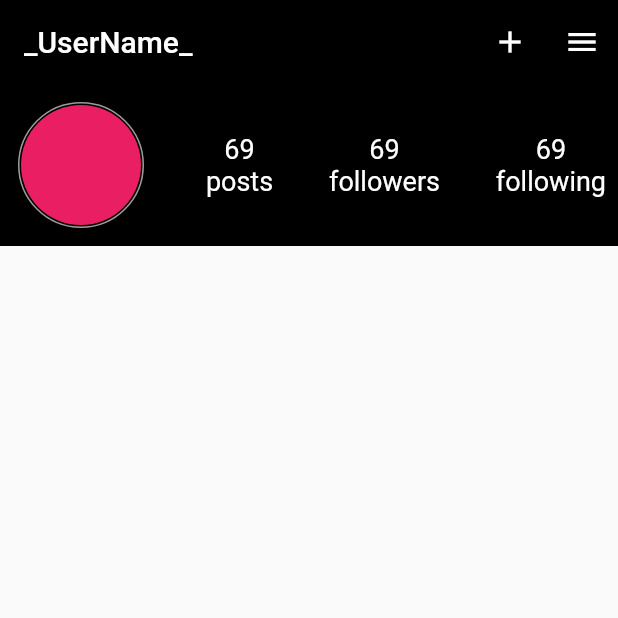
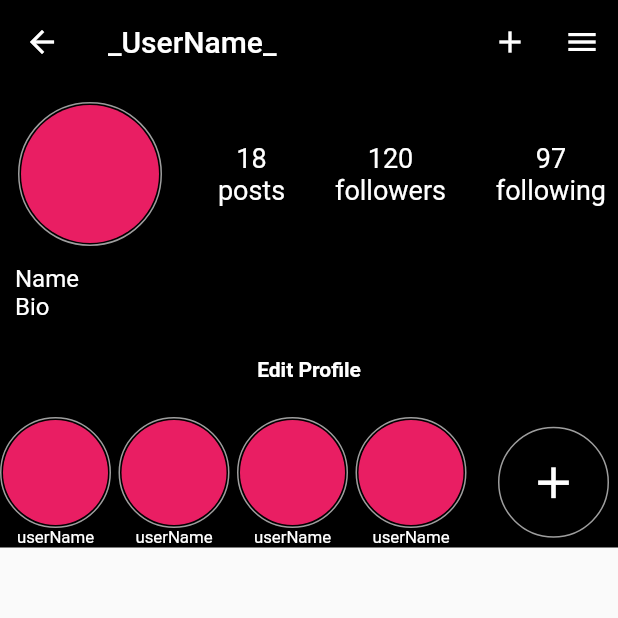
Before and after one commit to Shobhityadav99/Instagram-Dummy-Flutter, a Flutter app: the HomePage screen opened directly, on a phone screen of 412 x 824 dp, the top half of it. Run offline on Flutter 3.47's test engine with Material 2 defaults, Android fonts, the phone set to English and light mode, and no system bars; Roboto replaces fonts that are missing (OpenSans).

Commit message:
home page updations

```diff
--- a/lib/main.dart
+++ b/lib/main.dart
@@ -19,7 +19,7 @@ class MyApp extends StatelessWidget {
           textTheme: ThemeData.light()
               .textTheme
               .copyWith(title: TextStyle(fontFamily: 'Billabong'))),
-      home: HomePage(),
+      home: MyHomePage(),
     );
   }
 }
@@ -84,12 +84,13 @@ class _MyHomePageState extends State<MyHomePage> {
         mainAxisSize: MainAxisSize.max,
         children: <Widget>[
           Container(
-              height: 80,
+              height: 90,
               child: ListView.builder(
                 shrinkWrap: true,
                 scrollDirection: Axis.horizontal,
                 itemCount: username.length,
-                itemBuilder: (context, index) => StoryWidget(username[index]),
+                itemBuilder: (context, index) =>
+                    StoryWidget(username[index], username[index]),
               )),
           Padding(
             padding: EdgeInsets.symmetric(horizontal: 0.0),
--- a/lib/screens/HomePage.dart
+++ b/lib/screens/HomePage.dart
@@ -1,4 +1,5 @@
 import 'package:flutter/material.dart';
+import 'package:insta_dummy/widgets/story_widget.dart';
 
 class HomePage extends StatefulWidget {
   @override
@@ -29,7 +30,9 @@ class _HomePageState extends State<HomePage> {
                   onPressed: null)
             ],
             backgroundColor: Colors.black),
-      body: Container(
+        body: SingleChildScrollView(
+          child: Column(children: <Widget>[
+            Container(
               color: Colors.black,
               child: Row(
                 mainAxisAlignment: MainAxisAlignment.spaceBetween,
@@ -44,7 +47,7 @@ class _HomePageState extends State<HomePage> {
                     child: Padding(
                       padding: const EdgeInsets.all(1.0),
                       child: CircleAvatar(
-                  radius: 40,
+                        radius: 46,
                         backgroundColor: Colors.pink,
                       ),
                     ),
@@ -52,7 +55,7 @@ class _HomePageState extends State<HomePage> {
                   Padding(
                     padding: EdgeInsets.all(8),
                     child: Text(
-                '69\nposts',
+                      '18\nposts',
                       textAlign: TextAlign.center,
                       style: TextStyle(color: Colors.white, fontSize: 18),
                     ),
@@ -60,7 +63,7 @@ class _HomePageState extends State<HomePage> {
                   Padding(
                     padding: EdgeInsets.all(8),
                     child: Text(
-                '69\nfollowers',
+                      '120\nfollowers',
                       textAlign: TextAlign.center,
                       style: TextStyle(color: Colors.white, fontSize: 18),
                     ),
@@ -68,7 +71,7 @@ class _HomePageState extends State<HomePage> {
                   Padding(
                     padding: EdgeInsets.all(8),
                     child: Text(
-                '69\nfollowing',
+                      '97\nfollowing',
                       textAlign: TextAlign.center,
                       style: TextStyle(
                         color: Colors.white,
@@ -79,6 +82,74 @@ class _HomePageState extends State<HomePage> {
                 ],
               ),
             ),
-    );
+            Container(
+              color: Colors.black,
+              width: double.infinity,
+              child: Padding(
+                padding: EdgeInsets.only(left: 10),
+                child: Text(
+                  'Name\nBio',
+                  style: TextStyle(color: Colors.white, fontSize: 16),
+                ),
+              ),
+            ),
+            Container(
+              color: Colors.black,
+              padding: const EdgeInsets.all(8.0),
+              child: SizedBox(
+                width: double.infinity,
+                child: OutlineButton(
+                  onPressed: null,
+                  child: Text(
+                    'Edit Profile',
+                    style: TextStyle(
+                      fontWeight: FontWeight.bold,
+                    ),
+                  ),
+                  shape: new RoundedRectangleBorder(
+                    borderRadius: new BorderRadius.circular(10.0),
+                  ),
+                  disabledBorderColor: Colors.grey,
+                  disabledTextColor: Colors.white,
+                ),
+              ),
+            ),
+            Container(
+              color: Colors.black,
+              child: SingleChildScrollView(
+                scrollDirection: Axis.horizontal,
+                child: Row(
+                  children: <Widget>[
+                    StoryWidget('imageUrl', 'userName'),
+                    StoryWidget('imageUrl', 'userName'),
+                    StoryWidget('imageUrl', 'userName'),
+                    StoryWidget('imageUrl', 'userName'),
+                    FlatButton(
+                      onPressed: null,
+                      child: Container(
+                        decoration: BoxDecoration(
+                          border: Border.all(color: Colors.grey),
+                          shape: BoxShape.circle,
+                        ),
+                        child: Padding(
+                          padding: const EdgeInsets.all(1.0),
+                          child: CircleAvatar(
+                            radius: 35,
+                            backgroundColor: Colors.black,
+                            child: Icon(
+                              Icons.add,
+                              color: Colors.white,
+                              size: 35,
+                            ),
+                          ),
+                        ),
+                      ),
+                    ),
+                  ],
+                ),
+              ),
+            )
+          ]),
+        ));
   }
 }
--- a/lib/widgets/story_widget.dart
+++ b/lib/widgets/story_widget.dart
@@ -2,10 +2,13 @@ import 'package:flutter/material.dart';
 
 class StoryWidget extends StatelessWidget {
   final String imageUrl;
-  StoryWidget(this.imageUrl);
+  final String userName;
+  StoryWidget(this.imageUrl, this.userName);
   @override
   Widget build(BuildContext context) {
     return Row(
+      children: <Widget>[
+        Column(
           children: <Widget>[
             Container(
               decoration: BoxDecoration(
@@ -20,9 +23,18 @@ class StoryWidget extends StatelessWidget {
                 ),
               ),
             ),
+            Text(
+              userName,
+              softWrap: true,
+              textWidthBasis: TextWidthBasis.parent,
+              textScaleFactor: 0.8,
+              style: TextStyle(color: Colors.white),
+            )
+          ],
+        ),
         SizedBox(
           width: 5,
-        )
+        ),
       ],
     );
   }
```
Lines whose indentation alone changed are shown as unchanged.
